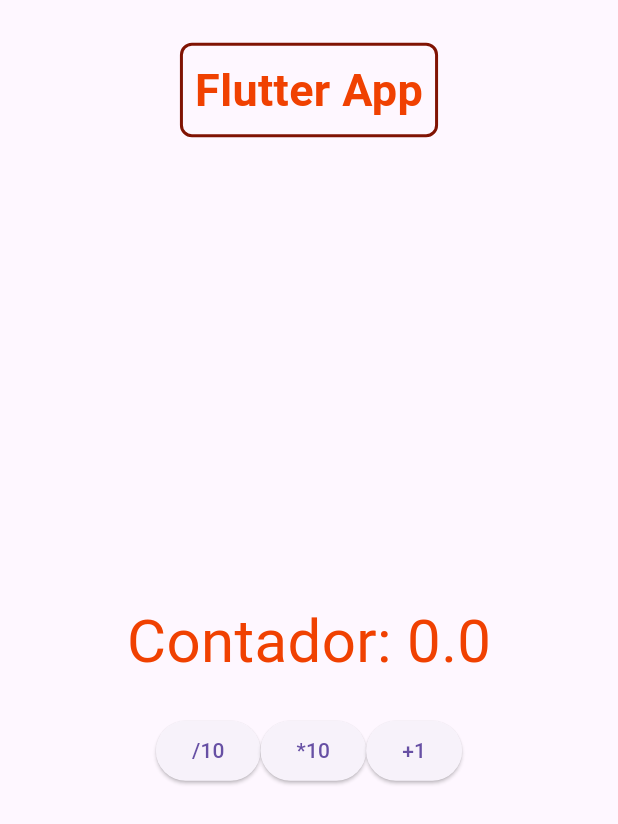
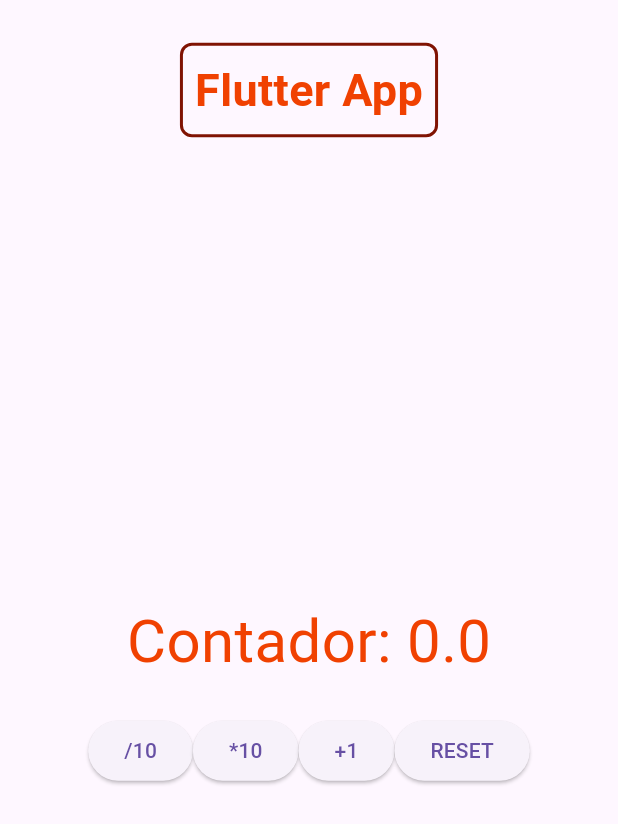
Before and after one commit to Flutter-Vacantes/Proyecto-Flutter, a Flutter app: the screen it shows after launch, after a tap on "/10", on a phone screen of 412 x 824 dp. Shown: the top 824 px of the screen. Run offline on Flutter 3.47's test engine with Material 3 defaults, Android fonts, the phone set to English and light mode, and no system bars.

Commit message:
Added a Reset Button

```diff
--- a/flutter_app/lib/main.dart
+++ b/flutter_app/lib/main.dart
@@ -3,6 +3,7 @@ import 'package:flutter/material.dart';
 void main() {
   runApp(flutterApp());
 }
+
 Widget flutterApp() {
   // Crea un ValueNotifier para el contador
   final ValueNotifier<double> contadorNotifier = ValueNotifier<double>(0);
@@ -19,7 +20,8 @@ Widget flutterApp() {
           child: Center(
             child: Container(
               decoration: BoxDecoration(
-                border: Border.all(color: const Color.fromARGB(255, 128, 19, 3), width: 2),
+                border: Border.all(
+                    color: const Color.fromARGB(255, 128, 19, 3), width: 2),
                 borderRadius: BorderRadius.circular(8),
               ),
               padding: const EdgeInsets.all(8),
@@ -55,9 +57,26 @@ Widget flutterApp() {
             Row(
               mainAxisAlignment: MainAxisAlignment.center,
               children: [
-                ElevatedButton(onPressed: () {contadorNotifier.value /=10;}, child: const Text('/10')),
-                ElevatedButton(onPressed: () {contadorNotifier.value *=10;}, child: const Text('*10')),
-                ElevatedButton(onPressed: () {contadorNotifier.value +=1;}, child: const Text('+1')),
+                ElevatedButton(
+                    onPressed: () {
+                      contadorNotifier.value /= 10;
+                    },
+                    child: const Text('/10')),
+                ElevatedButton(
+                    onPressed: () {
+                      contadorNotifier.value *= 10;
+                    },
+                    child: const Text('*10')),
+                ElevatedButton(
+                    onPressed: () {
+                      contadorNotifier.value += 1;
+                    },
+                    child: const Text('+1')),
+                ElevatedButton(
+                    onPressed: () {
+                      contadorNotifier.value *= 0;
+                    },
+                    child: const Text('RESET')),
               ],
             )
           ],
```
